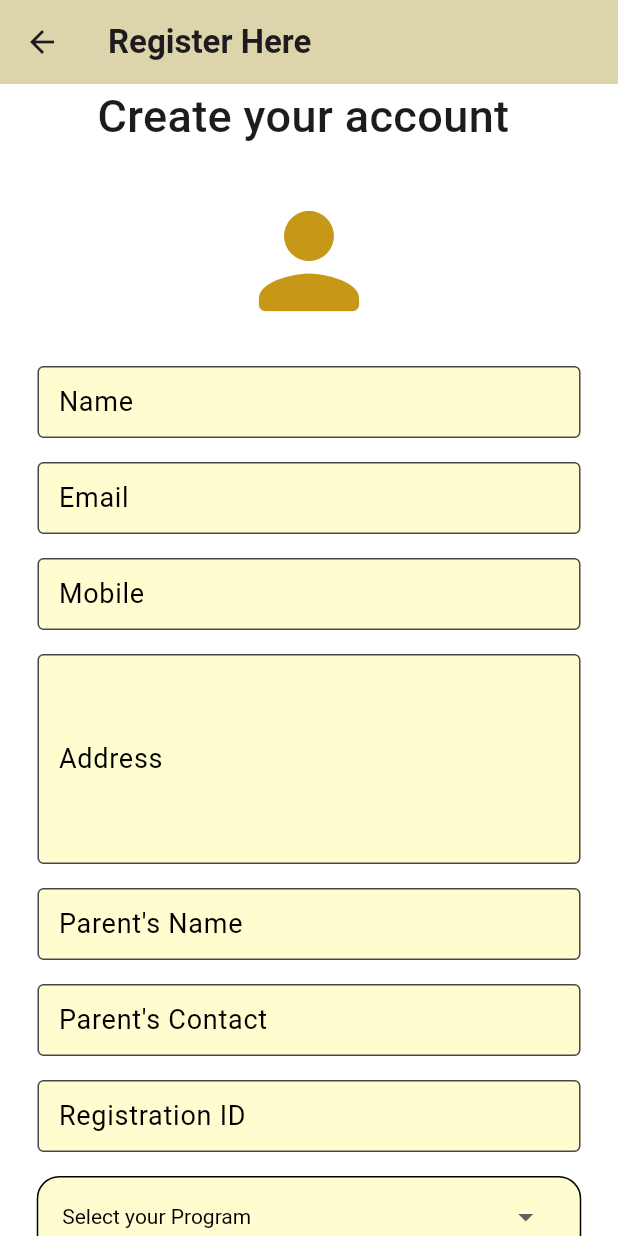
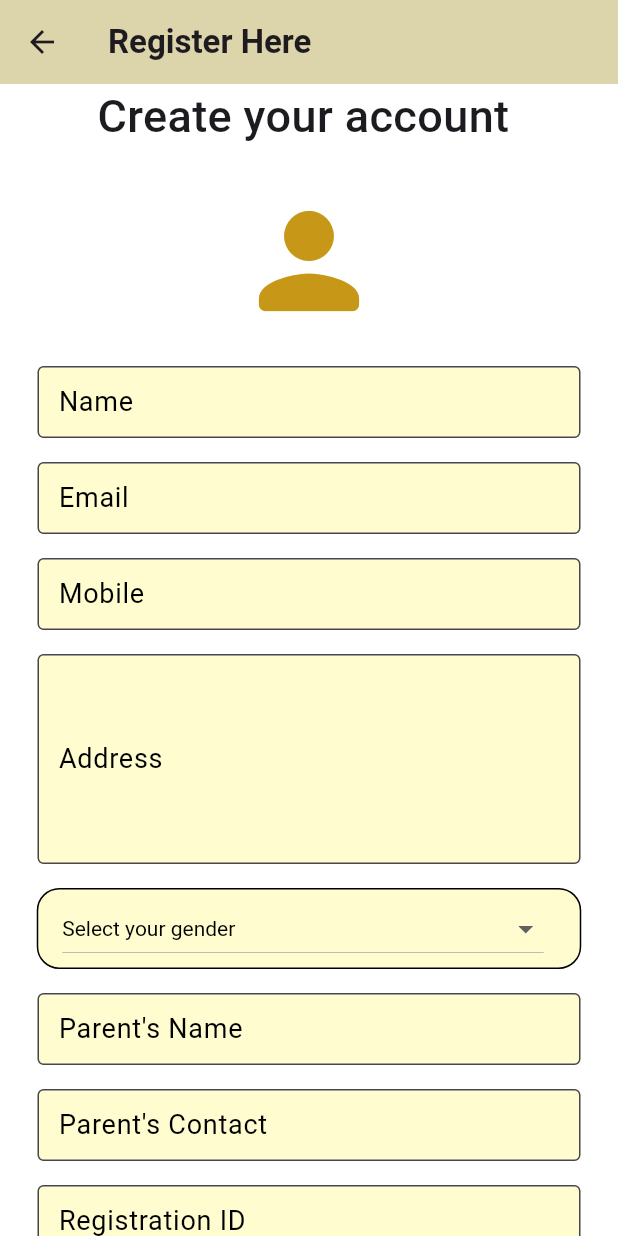
Before and after one commit to anisha-n12/hostel_app, a Flutter app: the Register_Page screen opened directly, on a phone screen of 412 x 824 dp. Run offline on Flutter 3.47's test engine with Material 3 defaults, Android fonts, the phone set to English and light mode, and no system bars; our stand-ins replace carousel_slider, cloud_firestore, email_validator, firebase_auth, firebase_core, flutter_spinkit and 2 more; accounts and stored records are empty; network calls fail.

Commit message:
student registered

```diff
--- a/lib/main.dart
+++ b/lib/main.dart
@@ -33,7 +33,7 @@ class MyApp extends StatelessWidget {
       ),
       debugShowCheckedModeBanner: false,
       // home: const HomePage(),
-      home: const WardenPage(),
+      home: const HomePage(),
     );
   }
 }
--- a/lib/pages/login_page.dart
+++ b/lib/pages/login_page.dart
@@ -3,7 +3,6 @@ import 'package:flutter/material.dart';
 import 'package:flutter_spinkit/flutter_spinkit.dart';
 import 'package:hostel_app/pages/WardenPage.dart';
 import 'package:hostel_app/pages/forget_psw.dart';
-// import 'package:hostel_app/pages/home_page.dart';
 import 'package:hostel_app/pages/reg_page.dart';
 import 'package:hostel_app/pages/studentpage.dart';
 import 'package:hostel_app/widgets/widgets.dart';
--- a/lib/pages/reg_page.dart
+++ b/lib/pages/reg_page.dart
@@ -2,6 +2,7 @@ import 'package:flutter/material.dart';
 import 'package:hostel_app/pages/homepage.dart';
 import 'package:hostel_app/pages/login_page.dart';
 import 'package:email_validator/email_validator.dart';
+import 'package:hostel_app/service/database_service.dart';
 import 'package:hostel_app/widgets/widgets.dart';
 
 class Register_Page extends StatefulWidget {
@@ -15,10 +16,25 @@ class _Register_PageState extends State<Register_Page> {
   String programDropDown = "Select your Program";
   String categoryDropDown = "Select your category";
   String yearDropDown = "Select your year";
+  String genderselected = "Select your gender";
   bool _agreedTo = false;
   final _formKey = GlobalKey<FormState>();
   DateTime admissionSelectedDate = DateTime.now();
-
+  String name = "";
+  String email = "";
+  String mobile = "";
+  String address = "";
+  String gender = "";
+  String parentName = "";
+  String parentMobile = "";
+  String regId = "";
+  String program = "";
+  String branch = "";
+  String year = "";
+  String category = "";
+  DateTime admissionDate = DateTime.now();
+  String guardianName = "";
+  String guardianMobile = "";
   Future<void> _selectDate(BuildContext context) async {
     final DateTime? picked = await showDatePicker(
       context: context,
@@ -31,6 +47,7 @@ class _Register_PageState extends State<Register_Page> {
       setState(() {
         admissionSelectedDate = picked;
       });
+      admissionDate = admissionSelectedDate;
     }
   }
 
@@ -117,6 +134,9 @@ class _Register_PageState extends State<Register_Page> {
                               return null;
                             }
                           },
+                          onChanged: (value) {
+                            name = value;
+                          },
                           decoration: const InputDecoration(
                             labelText: "Name",
                             labelStyle: TextStyle(
@@ -146,6 +166,9 @@ class _Register_PageState extends State<Register_Page> {
                       children: [
                         TextFormField(
                           validator: validateEmail,
+                          onChanged: (value) {
+                            email = value;
+                          },
                           decoration: const InputDecoration(
                             labelText: "Email",
                             labelStyle: TextStyle(
@@ -182,6 +205,9 @@ class _Register_PageState extends State<Register_Page> {
                           //     return null;
                           //   }
                           // },
+                          onChanged: (value) {
+                            mobile = value;
+                          },
                           validator: (value) {
                             if (value!.isEmpty ||
                                 !RegExp(r'^(\+91[\s-]?)?(\d{10})$')
@@ -225,6 +251,9 @@ class _Register_PageState extends State<Register_Page> {
                             }
                             return null;
                           },
+                          onChanged: (value) {
+                            address = value;
+                          },
                           maxLines: 5,
                           // obscureText: true,
                           decoration: const InputDecoration(
@@ -249,6 +278,58 @@ class _Register_PageState extends State<Register_Page> {
                     ),
                   ),
                   const SizedBox(height: 16),
+                  Container(
+                    width: 363,
+                    padding:
+                        const EdgeInsets.symmetric(horizontal: 16, vertical: 2),
+                    decoration: BoxDecoration(
+                      color: const Color.fromARGB(255, 255, 253, 208),
+                      border: Border.all(color: Colors.black, width: 1.0),
+                      borderRadius: BorderRadius.circular(15),
+                    ),
+                    child: Row(
+                      mainAxisAlignment: MainAxisAlignment.spaceBetween,
+                      children: [
+                        Expanded(
+                          child: DropdownButton<String>(
+                            isExpanded: true,
+                            value: genderselected,
+                            icon: const Icon(
+                              Icons.arrow_drop_down,
+                            ),
+                            style: const TextStyle(color: Colors.black),
+                            onChanged: (String? newValue) {
+                              setState(() {
+                                genderselected = newValue!;
+                              });
+                              gender = newValue!;
+                            },
+                            items: const [
+                              DropdownMenuItem<String>(
+                                value: "Select your gender",
+                                child: Text("Select your gender"),
+                              ),
+                              DropdownMenuItem<String>(
+                                value: "Male",
+                                child: Text("Male"),
+                              ),
+                              DropdownMenuItem<String>(
+                                value: "Female",
+                                child: Text("Female"),
+                              ),
+                              DropdownMenuItem<String>(
+                                value: "Other",
+                                child: Text("Otehr"),
+                              ),
+                            ],
+                          ),
+                        ),
+                        // Add a spacer
+                        const SizedBox(width: 8),
+                      ],
+                    ),
+                  ),
+                  const SizedBox(height: 16),
                   Padding(
                     padding: const EdgeInsets.symmetric(horizontal: 25.0),
                     child: Column(
@@ -260,6 +341,9 @@ class _Register_PageState extends State<Register_Page> {
                               return 'Please enter some text';
                             }
                             return null;
+                          },
+                          onChanged: (value) {
+                            parentName = value;
                           },
                           decoration: const InputDecoration(
                             labelText: "Parent's Name",
@@ -299,6 +383,9 @@ class _Register_PageState extends State<Register_Page> {
                               return null;
                             }
                           },
+                          onChanged: (value) {
+                            parentMobile = value;
+                          },
                           decoration: const InputDecoration(
                             labelText: "Parent's Contact",
                             labelStyle: TextStyle(
@@ -334,6 +421,9 @@ class _Register_PageState extends State<Register_Page> {
                             } else {
                               return null;
                             }
+                          },
+                          onChanged: (value) {
+                            regId = value;
                           },
                           decoration: const InputDecoration(
                             labelText: "Registration ID",
@@ -382,6 +472,7 @@ class _Register_PageState extends State<Register_Page> {
                               setState(() {
                                 programDropDown = newValue!;
                               });
+                              program = newValue!;
                             },
                             items: const [
                               DropdownMenuItem<String>(
@@ -428,6 +519,9 @@ class _Register_PageState extends State<Register_Page> {
                               return 'Please enter some text';
                             }
                             return null;
+                          },
+                          onChanged: (value) {
+                            branch = value;
                           },
                           decoration: const InputDecoration(
                             labelText: "Branch",
@@ -476,6 +570,7 @@ class _Register_PageState extends State<Register_Page> {
                               setState(() {
                                 yearDropDown = newValue!;
                               });
+                              year = newValue!;
                             },
                             items: const [
                               DropdownMenuItem<String>(
@@ -532,6 +627,7 @@ class _Register_PageState extends State<Register_Page> {
                               setState(() {
                                 categoryDropDown = newValue!;
                               });
+                              category = newValue!;
                             },
                             items: const [
                               DropdownMenuItem<String>(
@@ -614,6 +710,9 @@ class _Register_PageState extends State<Register_Page> {
                             }
                             return null;
                           },
+                          onChanged: (value) {
+                            guardianName = value;
+                          },
                           decoration: const InputDecoration(
                             labelText: "Local Guardian",
                             labelStyle: TextStyle(
@@ -651,6 +750,9 @@ class _Register_PageState extends State<Register_Page> {
                             } else {
                               return null;
                             }
+                          },
+                          onChanged: (value) {
+                            guardianMobile = value;
                           },
                           decoration: const InputDecoration(
                             labelText: "Guardian's Contact",
@@ -703,12 +805,31 @@ class _Register_PageState extends State<Register_Page> {
                     onPressed: () {
                       if (_formKey.currentState!.validate() && _agreedTo) {
                         // Validation successful, navigate to home page
+                        DatabaseService.addStudentData(
+                            name,
+                            email,
+                            mobile,
+                            address,
+                            gender,
+                            parentName,
+                            parentMobile,
+                            regId,
+                            program,
+                            branch,
+                            year,
+                            category,
+                            admissionDate,
+                            guardianName,
+                            guardianMobile);
+                        showSnackBar(context, Colors.green,
+                            "Student registered successfully!");
                         nextScreen(context, HomePage());
                       }
                     },
                     style: ElevatedButton.styleFrom(
-                        backgroundColor:
-                            _agreedTo ? Color.fromARGB(255, 190, 124, 37): Colors.grey),
+                        backgroundColor: _agreedTo
+                            ? Color.fromARGB(255, 190, 124, 37)
+                            : Colors.grey),
                     child: const Text(
                       "Submit",
                       style: TextStyle(color: Colors.white),
--- a/lib/service/database_service.dart
+++ b/lib/service/database_service.dart
@@ -119,11 +119,53 @@ import 'package:cloud_firestore/cloud_firestore.dart';
 //    }
 // }
 
+class DatabaseService {
+  FirebaseFirestore firestore = FirebaseFirestore.instance;
+  static Future<void> addStudentData(
+    String name,
+    String email,
+    String mobile,
+    String address,
+    String gender,
+    String parentName,
+    String parentMobile,
+    String regId,
+    String program,
+    String branch,
+    String year,
+    String category,
+    DateTime admissionDate,
+    String guardianName,
+    String guardianMobile,
+  ) async {
+    final CollectionReference studentCollection =
+        FirebaseFirestore.instance.collection("students");
 
-class DatabaseService{
-
-  FirebaseFirestore firestore= FirebaseFirestore.instance;
-Future addStudentData(String name, String email, String mobile, String address, String parentName, String parentMobile, String regId, String program, String branch, String year, String category, DateTime admissionDate, String guardianName, String guardianMobile ){
-  final CollectionReference studentCollection= firestore.collection("students");
-  return studentCollection.add({});
-}}
+    try {
+      await studentCollection.add({
+        "name": name,
+        "email": email,
+        "mobile": mobile,
+        "address": address,
+        "gender": gender,
+        "parentName": parentName,
+        "parentMobile": parentMobile,
+        "regId": regId,
+        "program": program,
+        "branch": branch,
+        "year": year,
+        "category": category,
+        "admissionDate": admissionDate,
+        "guardianName": guardianName,
+        "guardianMobile": guardianMobile,
+        "allotted": "No",
+        "loginID": "",
+        "password": ""
+      });
+      print("Student data added successfully");
+    } catch (e) {
+      print("Error adding student data: $e");
+      // Handle the error as needed
+    }
+  }
+}
--- a/pubspec.yaml
+++ b/pubspec.yaml
@@ -65,7 +65,7 @@ flutter:
   # To add assets to your application, add an assets section, like this:
   assets:
     - lib\assets\images\attendaceimg.png
-    - lib\assets\images\vjti1.PNG
+    - lib\assets\images\vjti1.png
     - lib\assets\images\Welcome (3).png
     - lib\assets\images\register.png
     - lib\assets\images\Room.png
```
Lines whose indentation alone changed are shown as unchanged.
